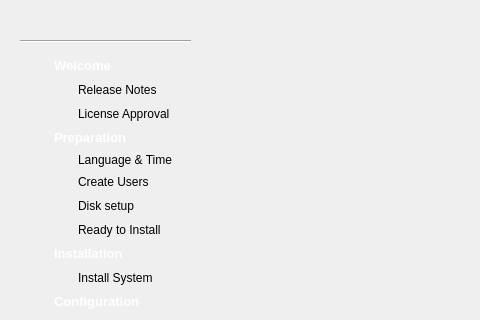
Inkane/Tribe, file ui/pages/base.ui: the form before one commit; both pictures show x 0 to 480 and y 91 to 411 of the 816 by 614 pixel window.
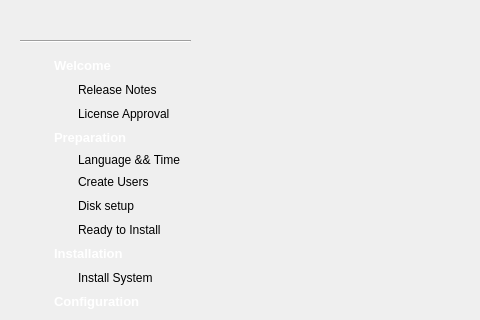
The form after the commit. Icons and pictures are not drawn.

Commit message: fix auto-accel fail (english only?);

```diff
--- a/ui/pages/base.ui
+++ b/ui/pages/base.ui
@@ -280,7 +280,7 @@
           <item row="3" column="2">
            <widget class="QLabel" name="label_24">
             <property name="text">
-             <string>Language &amp; Time</string>
+             <string>Language &amp;&amp; Time</string>
             </property>
            </widget>
           </item>
```
